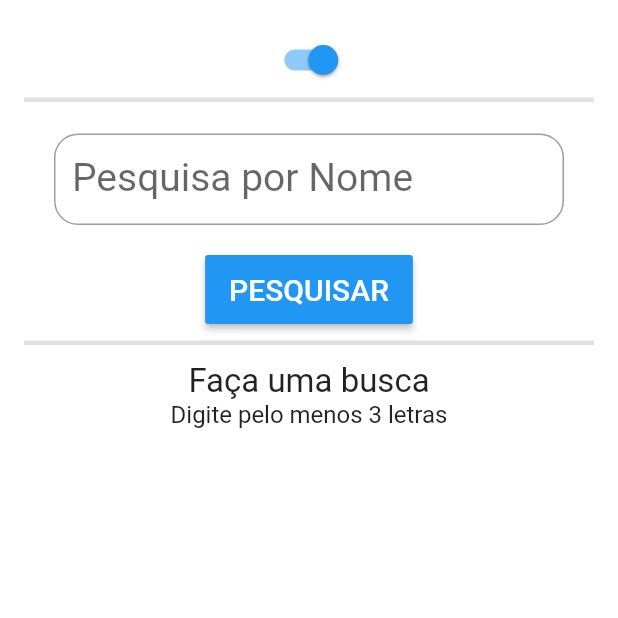
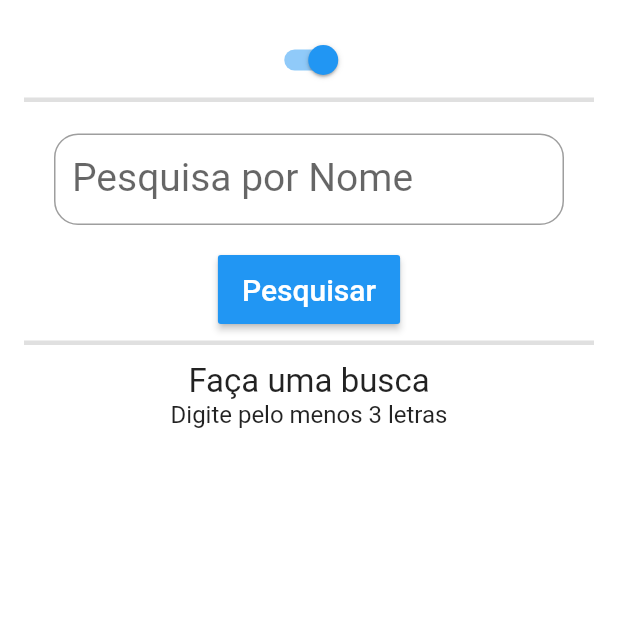
Before and after one commit to matheus-adps91/TCC_FRONT_MOBILE, a Flutter app: the OthersProduct screen opened directly, on a phone screen of 412 x 824 dp, the top half of it. Run offline on Flutter 3.47's test engine with Material 2 defaults, Android fonts, the phone set to English and light mode, and no system bars; our stand-ins replace firebase_storage, image_picker, shared_preferences; accounts and stored records are empty.

Commit message:
Tela de busca de produto por categoria de produto

```diff
--- a/sistemadetrocas/lib/pages/product/productForm_page.dart
+++ b/sistemadetrocas/lib/pages/product/productForm_page.dart
@@ -270,7 +270,7 @@ class _CreateProductState extends State<CreateProduct> {
   }
 
   String _getButtonName() {
-    return isUpdate ? 'ATUALIZAR' : 'CADASTRAR';
+    return isUpdate ? 'Atualizar' : 'Cadastrar';
   }
 
 }
--- a/sistemadetrocas/lib/pages/tabs/othersProductList.dart
+++ b/sistemadetrocas/lib/pages/tabs/othersProductList.dart
@@ -42,10 +42,10 @@ class _OthersProductState extends State<OthersProduct> {
                 ),
               ),
             Divider(height: 5.0, thickness: 3.0),
-            getWidgetToRender(),
+            Center(child: getWidgetToRender()),
             Center(
               child: AppButton(
-                  'PESQUISAR',
+                  'Pesquisar',
                   Colors.white,
                   20.0,
                   Colors.blue,
@@ -82,16 +82,20 @@ class _OthersProductState extends State<OthersProduct> {
       if (_productName == null || _productName.length < 3) {
         return;
       }
-      List<Product> searchedProducts = await CrudProduct.getProductByName(
+      List<Product> searchedProductsByName = await CrudProduct.getProductByName(
           _productName);
       setState(() {
-        this._searchedProducts = searchedProducts;
+        this._searchedProducts = searchedProductsByName;
       });
     } else {
       print(dropdownValue);
       if (!_hasNotEqualDefaultValue(dropdownValue)) {
         return;
       }
+      List<Product> searchedProductsByCategory = await CrudProduct.getProductByCategory(dropdownValue);
+      setState(() {
+        this._searchedProducts = searchedProductsByCategory;
+      });
     }
   }
 
@@ -151,7 +155,7 @@ class _OthersProductState extends State<OthersProduct> {
           ),
           Center(
             child: Text(
-                'Digite pelo menos 3 letras',
+                _getTextActingLikeHint(),
               style: TextStyle(fontSize: 16.0),
             ),
           )
@@ -161,7 +165,8 @@ class _OthersProductState extends State<OthersProduct> {
     if ( _searchedProducts.isEmpty) {
       return Container(
         child: Center(
-          child: Text('LISTA VAZIA'),
+          child: Text('Produto(s) não encontrado(s)',
+          style: TextStyle(fontSize: 22.0),),
         ),
       );
     }
@@ -190,7 +195,7 @@ class _OthersProductState extends State<OthersProduct> {
                   spaceBetweenElements(y:10.0),
                   Center(
                     child: AppButton(
-                      'TROCAR', Colors.blue, 16.0, Colors.white, () {
+                      'Trocar', Colors.blue, 16.0, Colors.white, () {
                         _onClickSendDeal();
                     }
                     ),
@@ -211,4 +216,8 @@ class _OthersProductState extends State<OthersProduct> {
   void _onClickSendDeal() {
     print ('>>> Dentro da função _onClickSendDeal');
   }
+
+  String _getTextActingLikeHint() {
+    return _searchByName ? 'Digite pelo menos 3 letras': 'Selecione uma categoria diferente da padrão';
+  }
 }
--- a/sistemadetrocas/lib/pages/tabs/ownProductList.dart
+++ b/sistemadetrocas/lib/pages/tabs/ownProductList.dart
@@ -98,10 +98,10 @@ class _OwnProductsState extends State<OwnProducts> {
                 ButtonBar(
                   alignment: MainAxisAlignment.spaceEvenly,
                   children: <Widget>[
-                    AppButton('ATUALIZAR', Colors.blue, 16.0, Colors.white, () {
+                    AppButton('Atualizar', Colors.blue, 16.0, Colors.white, () {
                       _onClickDetailProduct(currentProduct);
                     }),
-                    AppButton('EXCLUIR', Colors.blue, 16.0, Colors.white, () {
+                    AppButton('Excluir', Colors.blue, 16.0, Colors.white, () {
                       _onClickDeleteProduct(currentProduct);
                     })
                   ],
--- a/sistemadetrocas/lib/serverConfigurations/server_configuration.dart
+++ b/sistemadetrocas/lib/serverConfigurations/server_configuration.dart
@@ -9,4 +9,5 @@ class ServerConfigurations {
   static const String delete_product_url = url+"product/delete-by-name/";
   static const String update_product_url = url+"product/update-by-name/";
   static const String get_product_by_name = url+"product/get-by-name/";
+  static const String get_product_by_category = url+"product/get-by-category/";
 }
```
Also changed, not shown: sistemadetrocas/lib/requests/products/crudProduct_api.dart (+20 -2 lines).
